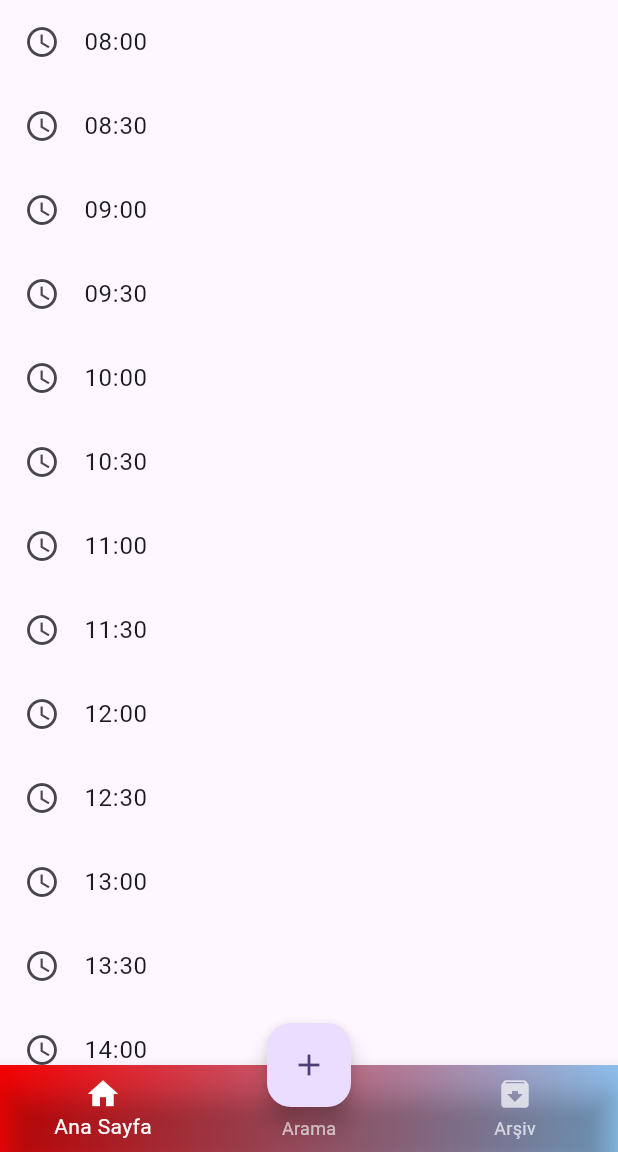
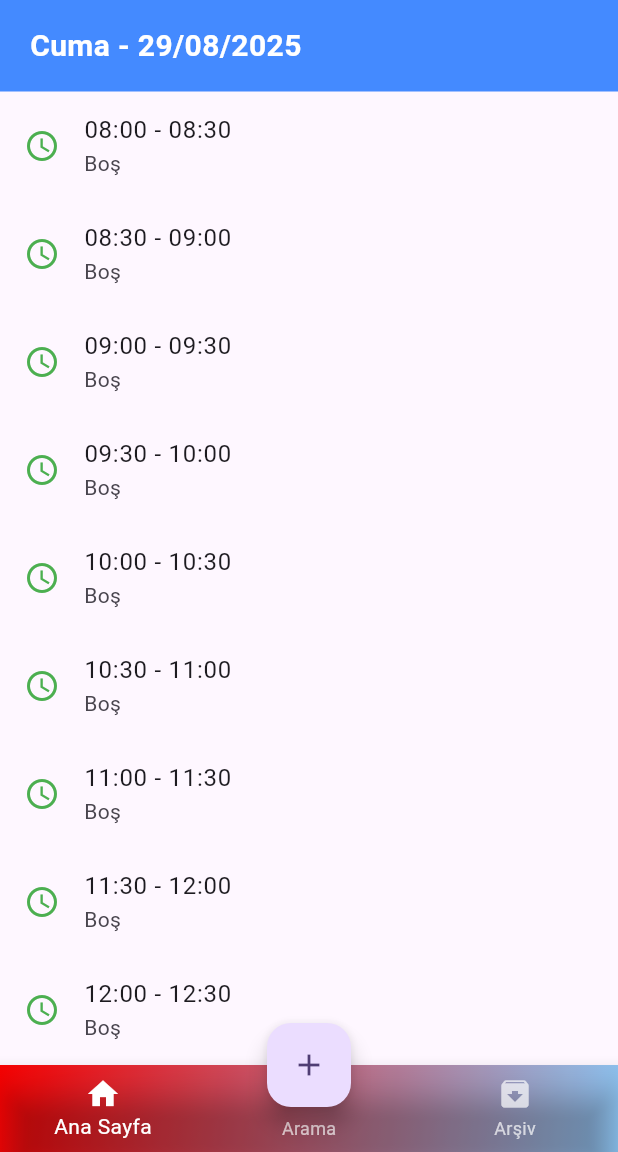
Before and after one commit to uluckabd/car_wash, a Flutter app: the screen it shows after launch, on a phone screen of 412 x 824 dp, the part 84-1236 px from its top. Run offline on Flutter 3.47's test engine with Material 3 defaults, Android fonts, the phone set to English and light mode, and no system bars; our stand-ins replace mask_text_input_formatter.

Commit message:
arşiv dosyası oluşturuldu main dosyası(pageview-date) ve randevu(buton fonk)güncellendi

```diff
--- a/lib/main.dart
+++ b/lib/main.dart
@@ -1,5 +1,6 @@
-import 'package:car_wash/AddAppointmentpage.dart';
 import 'package:flutter/material.dart';
+import 'AddAppointmentpage.dart';
+import 'ArchiveScreen.dart';
 
 void main() {
   runApp(const MyApp());
@@ -16,14 +17,13 @@ class MyApp extends StatelessWidget {
       theme: ThemeData(
         colorScheme: ColorScheme.fromSeed(seedColor: Colors.deepPurple),
       ),
-      home: const MyHomePage(title: 'Car_Wash '),
+      home: const MyHomePage(title: 'Car_Wash'),
     );
   }
 }
 
 class MyHomePage extends StatefulWidget {
   const MyHomePage({super.key, required this.title});
-
   final String title;
 
   @override
@@ -32,13 +32,15 @@ class MyHomePage extends StatefulWidget {
 
 class _MyHomePageState extends State<MyHomePage> {
   int selectedIndex = 0;
+  final List<Map<String, dynamic>> randevular = [];
 
-  /// 08:00 - 18:00 arası yarım saatlik saat dilimleri
+  final PageController pageController = PageController(initialPage: 0);
+  DateTime baseDate = DateTime.now(); // Başlangıç tarihi: bugün
+
   List<String> _generateTimeSlots() {
     List<String> slots = [];
     DateTime start = DateTime(2023, 1, 1, 8, 0);
     DateTime end = DateTime(2023, 1, 1, 18, 0);
-
     while (start.isBefore(end) || start.isAtSameMomentAs(end)) {
       slots.add(
         "${start.hour.toString().padLeft(2, '0')}:${start.minute.toString().padLeft(2, '0')}",
@@ -48,47 +50,107 @@ class _MyHomePageState extends State<MyHomePage> {
     return slots;
   }
 
-  /// sayfalar
-  late final List<Widget> _pages = [
-    // Ana Sayfa: saat ölçeklendirmesi
-    Builder(
-      builder: (context) {
+  /// Dinamik başlık: "Pazartesi - 01/09/2025"
+  String getFormattedDate(DateTime date) {
+    final weekdays = [
+      "Pazartesi",
+      "Salı",
+      "Çarşamba",
+      "Perşembe",
+      "Cuma",
+      "Cumartesi",
+      "Pazar",
+    ];
+    return "${weekdays[date.weekday - 1]} - ${date.day.toString().padLeft(2, '0')}/${date.month.toString().padLeft(2, '0')}/${date.year}";
+  }
+
+  @override
+  Widget build(BuildContext context) {
     final slots = _generateTimeSlots();
+
+    final pages = [
+      Column(
+        children: [
+          // Başlık: gün ve tarih
+          Container(
+            width: double.infinity,
+            padding: const EdgeInsets.symmetric(vertical: 16, horizontal: 20),
+            color: Colors.blueAccent,
+            child: Text(
+              getFormattedDate(baseDate),
+              style: const TextStyle(
+                color: Colors.white,
+                fontSize: 20,
+                fontWeight: FontWeight.bold,
+              ),
+            ),
+          ),
+          // PageView: günleri kaydır
+          Expanded(
+            child: PageView.builder(
+              controller: pageController,
+              onPageChanged: (index) {
+                setState(() {
+                  baseDate = DateTime.now().add(Duration(days: index));
+                });
+              },
+              itemBuilder: (context, index) {
+                final currentDate = DateTime.now().add(Duration(days: index));
+                final gun = currentDate.weekday; // 1=Pazartesi ... 7=Pazar
+                final randevularBuGun = randevular.where((r) {
+                  return r["tarih"] ==
+                      "${currentDate.day.toString().padLeft(2, '0')}/${currentDate.month.toString().padLeft(2, '0')}/${currentDate.year}";
+                }).toList();
+
                 return ListView.builder(
-          itemCount: slots.length,
-          itemBuilder: (context, index) {
-            final time = slots[index];
+                  itemCount: slots.length - 1,
+                  itemBuilder: (context, i) {
+                    final start = slots[i];
+                    final end = slots[i + 1];
+                    bool doluMu = false;
+                    Map<String, dynamic> randevuBilgi = {};
+                    for (var r in randevularBuGun) {
+                      if (r["baslangic"].compareTo(end) < 0 &&
+                          r["bitis"].compareTo(start) > 0) {
+                        doluMu = true;
+                        randevuBilgi = r;
+                        break;
+                      }
+                    }
                     return ListTile(
-              leading: const Icon(Icons.access_time),
-              title: Text(time),
-              subtitle: null, // Randevu eklendiğinde alt satır gösterilecek
+                      leading: Icon(
+                        Icons.access_time,
+                        color: doluMu ? Colors.red : Colors.green,
+                      ),
+                      title: Text("$start - $end"),
+                      subtitle: doluMu
+                          ? Text(
+                              "${randevuBilgi["isimSoyisim"]} - ${randevuBilgi["telefon"]}",
+                            )
+                          : const Text("Boş"),
                     );
                   },
                 );
               },
             ),
-    // Arama
+          ),
+        ],
+      ),
+      // Arama placeholder
       Column(
         children: [
-        for (int i = 1; i <= 20; i++) ListTile(title: Text("Arama İçerik $i")),
+          for (int i = 1; i <= 20; i++)
+            ListTile(title: Text("Arama İçerik $i")),
         ],
       ),
-    // Arşiv (boş sayfa)
+      // Arşiv placeholder
       Container(),
     ];
 
-  void _onItemTapped(int index) {
-    setState(() {
-      selectedIndex = index;
-    });
-  }
-
-  @override
-  Widget build(BuildContext context) {
     return Scaffold(
       appBar: AppBar(
         backgroundColor: Theme.of(context).colorScheme.inversePrimary,
-        title: Text(
+        title: const Text(
           "Car_Wash",
           style: TextStyle(
             color: Colors.white,
@@ -106,7 +168,7 @@ class _MyHomePageState extends State<MyHomePage> {
           ),
         ),
       ),
-      body: _pages[selectedIndex],
+      body: pages[selectedIndex],
       bottomNavigationBar: Container(
         decoration: const BoxDecoration(
           gradient: LinearGradient(
@@ -118,7 +180,18 @@ class _MyHomePageState extends State<MyHomePage> {
         child: BottomNavigationBar(
           backgroundColor: Colors.transparent,
           currentIndex: selectedIndex,
-          onTap: _onItemTapped,
+          onTap: (index) {
+            if (index == 2) {
+              Navigator.push(
+                context,
+                MaterialPageRoute(
+                  builder: (_) => ArchiveScreen(randevular: randevular),
+                ),
+              );
+            } else {
+              setState(() => selectedIndex = index);
+            }
+          },
           selectedItemColor: Colors.white,
           unselectedItemColor: Colors.white70,
           items: const [
@@ -129,13 +202,16 @@ class _MyHomePageState extends State<MyHomePage> {
         ),
       ),
       floatingActionButton: FloatingActionButton(
-        onPressed: () {
-          Navigator.push(
+        onPressed: () async {
+          final yeniRandevu = await Navigator.push(
             context,
             MaterialPageRoute(
               builder: (context) => const AddAppointmentScreen(),
             ),
           );
+          if (yeniRandevu != null) {
+            setState(() => randevular.add(yeniRandevu));
+          }
         },
         child: const Icon(Icons.add),
       ),
```
Also changed, not shown: lib/AddAppointmentpage.dart (+76 -21 lines), lib/ArchiveScreen.dart (added, +138 -0 lines). Lines whose indentation alone changed are shown as unchanged.
